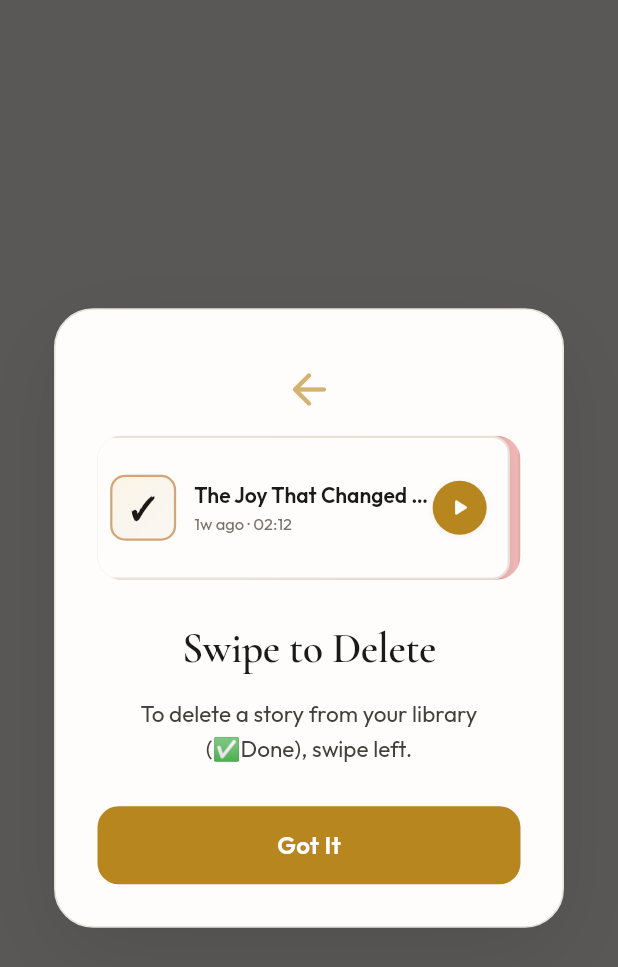
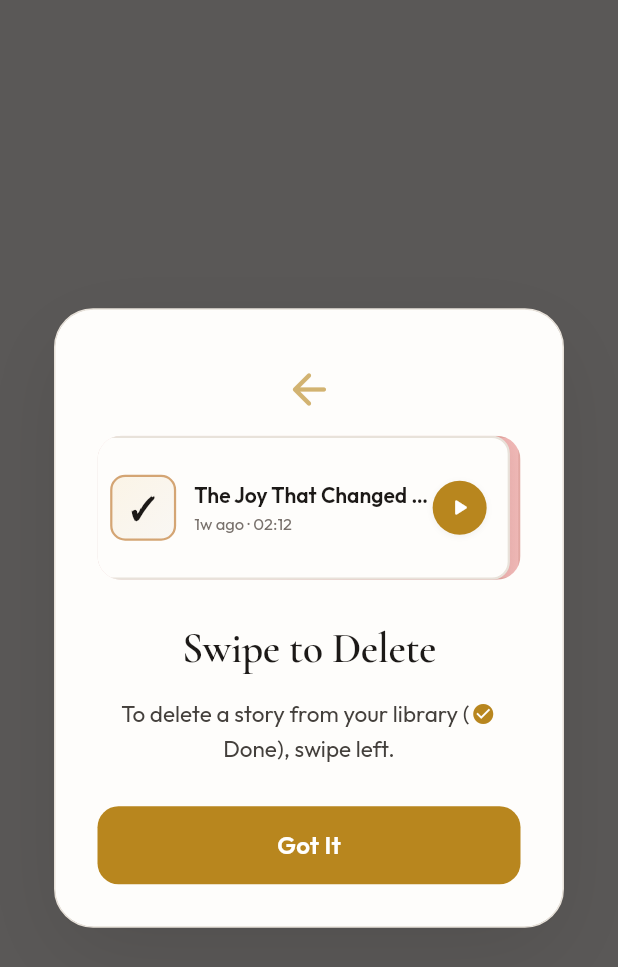
Before and after one commit to promagician77/alreadydone1, a Flutter app: the _SwipeDeleteTutorialOverlay widget shown alone on an empty page, opened directly with empty values, on a phone screen of 412 x 824 dp. Shown: the top 967 px of the screen. Run offline on Flutter 3.47's test engine with Material 3 defaults, Android fonts, the phone set to English and light mode, and no system bars; our stand-ins replace app_links, audioplayers, auto_size_text, device_info_plus, firebase_core, firebase_messaging and 16 more; missing offline and left inert: json_path, mp_audio_stream, purchases_flutter, record, screen_brightness; accounts and stored records are empty; network calls fail.

Commit message:
chore: update the message of swipe modal

```diff
--- a/lib/widgets/swipe_delete_tutorial_dialog.dart
+++ b/lib/widgets/swipe_delete_tutorial_dialog.dart
@@ -209,8 +209,21 @@ class _SwipeDeleteTutorialOverlayState extends State<_SwipeDeleteTutorialOverlay
                           ),
                           children: [
                             const TextSpan(
-                              text:
-                                  'To delete a story from your library (✅Done), swipe left.',
+                              text: 'To delete a story from your library (',
+                            ),
+                            WidgetSpan(
+                              alignment: PlaceholderAlignment.middle,
+                              child: Padding(
+                                padding: const EdgeInsets.symmetric(horizontal: 1),
+                                child: Icon(
+                                  Icons.check_circle,
+                                  size: 16,
+                                  color: _DoneTokens.gold,
+                                ),
+                              ),
+                            ),
+                            const TextSpan(
+                              text: 'Done), swipe left.',
                             ),
                           ],
                         ),
```
